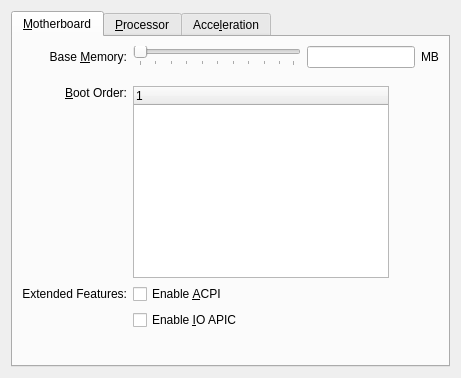
The window that vbox/src/VBox/Frontends/VirtualBox/ui/VBoxVMSettingsSystem.ui (jljuxgm/vboxgit) describes before a commit, drawn with Qt 5.
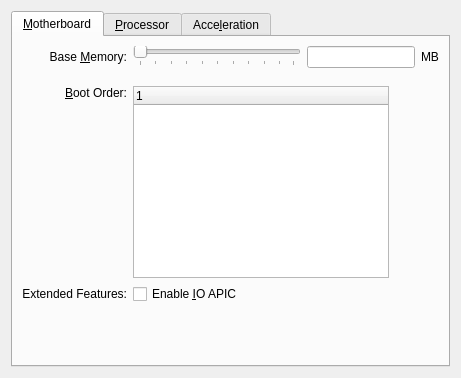
The same window after the commit. Icons and pictures are not drawn. Custom widgets are drawn as their Qt base class.

Commit message:
commit_23070 ------------------------------------------------------------------------ r23070 | vboxsync | 2009-09-16 22:46:27 +0800 (Wed, 16 Sep 2009) | 2 lines
FE/Qt4: Removed ACPI option from GUI

------------------------------------------------------------------------

Diff of the .ui file:
```diff
--- a/vbox/src/VBox/Frontends/VirtualBox/ui/VBoxVMSettingsSystem.ui
+++ b/vbox/src/VBox/Frontends/VirtualBox/ui/VBoxVMSettingsSystem.ui
@@ -311,22 +311,6 @@
         </widget>
        </item>
        <item row="4" column="1" colspan="2">
-        <widget class="QCheckBox" name="mCbAcpi">
-         <property name="sizePolicy">
-          <sizepolicy hsizetype="Expanding" vsizetype="Fixed">
-           <horstretch>0</horstretch>
-           <verstretch>0</verstretch>
-          </sizepolicy>
-         </property>
-         <property name="whatsThis">
-          <string>When checked, the virtual machine will support the Advanced Configuration and Power Management Interface (ACPI). &lt;b&gt;Note:&lt;/b&gt; don't disable this feature after having installed a Windows guest operating system!</string>
-         </property>
-         <property name="text">
-          <string>Enable &amp;ACPI</string>
-         </property>
-        </widget>
-       </item>
-       <item row="5" column="1" colspan="2">
         <widget class="QCheckBox" name="mCbApic">
          <property name="sizePolicy">
           <sizepolicy hsizetype="Expanding" vsizetype="Fixed">
```
The commit also changes 1 other file.
